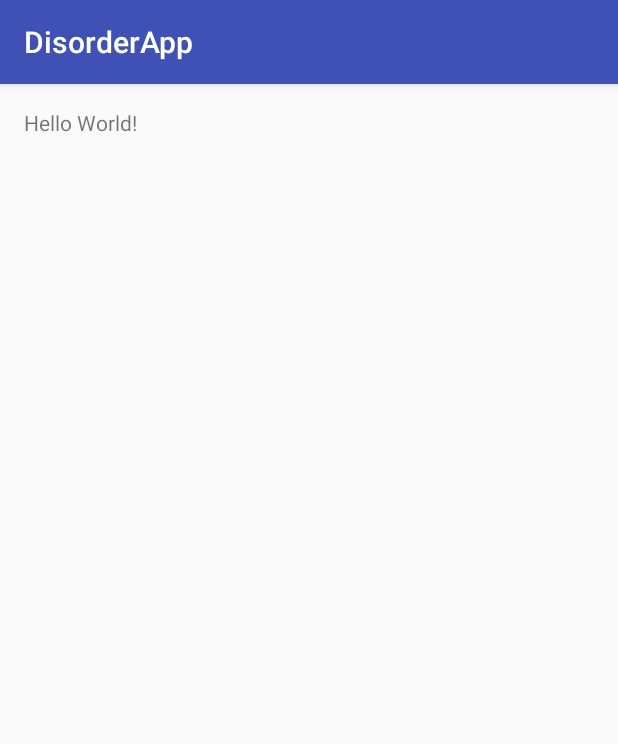
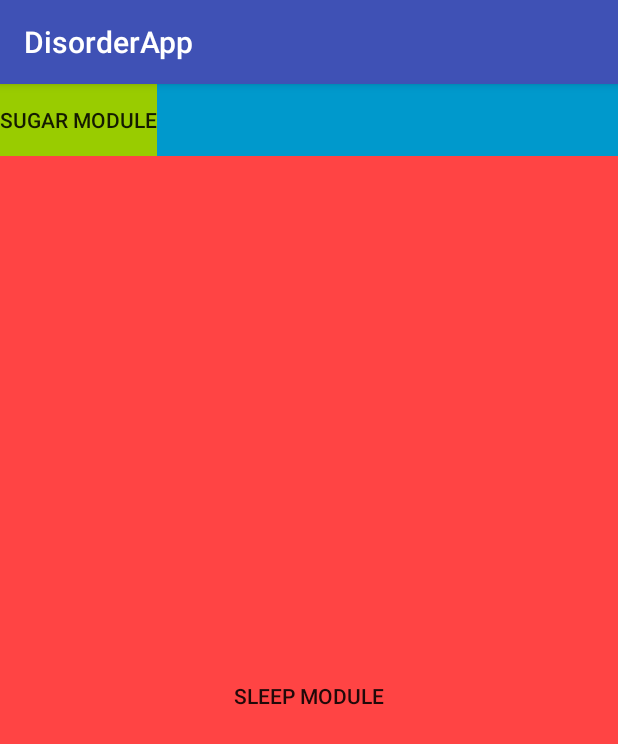
Before and after one commit to lpien/DisorderApp, an Android app: the screen it shows after launch (MainActivity), on a phone screen of 412 x 824 dp. Shown: the top 744 px of the screen. Run offline under Robolectric (Android 15) with nearby library versions, the phone set to English and light mode, and no system bars.

Commit message:
Created drawer list and menu layout

```diff
--- a/app/build.gradle
+++ b/app/build.gradle
@@ -20,7 +20,8 @@ android {
 }
 
 dependencies {
-    compile fileTree(dir: 'libs', include: ['*.jar'])
+    compile fileTree(include: ['*.jar'], dir: 'libs')
     testCompile 'junit:junit:4.12'
     compile 'com.android.support:appcompat-v7:23.1.0'
+    compile 'com.android.support:support-v4:23.1.0'
 }
--- a/app/src/main/java/ur/disorderapp/MainActivity.java
+++ b/app/src/main/java/ur/disorderapp/MainActivity.java
@@ -2,12 +2,27 @@ package ur.disorderapp;
 
 import android.support.v7.app.AppCompatActivity;
 import android.os.Bundle;
+import android.widget.ArrayAdapter;
+import android.widget.ListView;
 
 public class MainActivity extends AppCompatActivity {
+
+    private ListView mDrawerList;
+    private ArrayAdapter<String> mAdapter;
 
     @Override
     protected void onCreate(Bundle savedInstanceState) {
         super.onCreate(savedInstanceState);
         setContentView(R.layout.activity_main);
+
+        mDrawerList = (ListView)findViewById(R.id.left_drawer);
+        addDrawerItems();
+    }
+
+    //Helper method to create itemized list
+    private void addDrawerItems(){
+        String[] a = {"Module 1", "Module 2", "Module 3", "Module 4"};
+        mAdapter = new ArrayAdapter<String>(this, android.R.layout.simple_expandable_list_item_1, a);
+        mDrawerList.setAdapter(mAdapter);
     }
 }
--- a/app/src/main/res/layout/activity_main.xml
+++ b/app/src/main/res/layout/activity_main.xml
@@ -1,11 +1,67 @@
 <?xml version="1.0" encoding="utf-8"?>
-<RelativeLayout xmlns:android="http://schemas.android.com/apk/res/android"
-    xmlns:tools="http://schemas.android.com/tools" android:layout_width="match_parent"
-    android:layout_height="match_parent" android:paddingLeft="@dimen/activity_horizontal_margin"
-    android:paddingRight="@dimen/activity_horizontal_margin"
-    android:paddingTop="@dimen/activity_vertical_margin"
-    android:paddingBottom="@dimen/activity_vertical_margin" tools:context=".MainActivity">
+<android.support.v4.widget.DrawerLayout
+    xmlns:android="http://schemas.android.com/apk/res/android"
+    xmlns:tools="http://schemas.android.com/tools"
+    android:layout_width="match_parent"
+    android:layout_height="match_parent"
+    android:id="@+id/drawer_layout"
+    tools:context=".MainActivity">
 
-    <TextView android:text="Hello World!" android:layout_width="wrap_content"
-        android:layout_height="wrap_content" />
-</RelativeLayout>
+    <FrameLayout
+        android:layout_width="match_parent"
+        android:layout_height="match_parent"
+        android:id="@+id/content_frame"/>
+
+    <!-- DRAWER MENU -->
+    <ListView
+        android:layout_width="240dp"
+        android:layout_height="match_parent"
+        android:id="@+id/left_drawer"
+        android:choiceMode="singleChoice"
+        android:divider="@android:color/transparent"
+        android:dividerHeight="0dp"
+        android:background="#aaa"
+        android:layout_gravity="left|start"/>
+
+    <!-- CONTENT -->
+    <RelativeLayout
+        android:layout_width="match_parent"
+        android:layout_height="match_parent">
+
+        <Button
+            android:id="@+id/button_1"
+            android:layout_width="wrap_content"
+            android:layout_height="wrap_content"
+            android:layout_weight="1"
+            android:text="Sugar Module"
+            android:background="@android:color/holo_green_light"/>
+
+        <Button
+            android:id="@+id/button_2"
+            android:layout_width="match_parent"
+            android:layout_height="match_parent"
+            android:layout_weight="1"
+            android:layout_toRightOf="@+id/button_1"
+            android:text="Exercise Module"
+            android:background="@android:color/holo_blue_dark"/>
+
+        <Button
+            android:id="@+id/button_3"
+            android:layout_width="match_parent"
+            android:layout_height="match_parent"
+            android:layout_weight="1"
+            android:layout_below="@id/button_1"
+            android:text="Sleep Module"
+            android:background="@android:color/holo_red_light"/>
+
+        <Button
+            android:id="@+id/button_4"
+            android:layout_width="match_parent"
+            android:layout_height="match_parent"
+            android:layout_below="@id/button_2"
+            android:layout_weight="1"
+            android:text="Module"
+            android:background="@android:color/holo_purple"/>
+
+    </RelativeLayout>
+</android.support.v4.widget.DrawerLayout>
```
